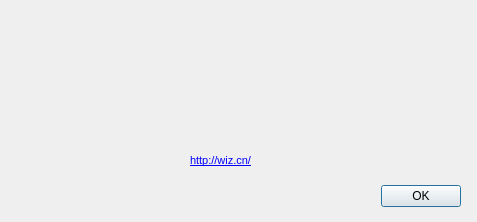
This is src/ui/wizaboutdialog.ui in WizTeam/WizQTClient as Qt 5 draws it before an edit. The edited form follows.
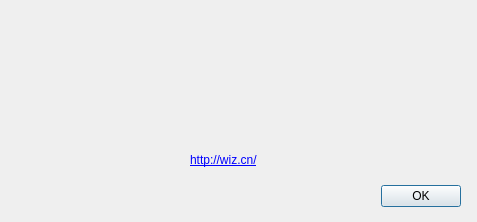
This is the edited form.

What changed in the file:
```diff
--- a/src/ui/wizaboutdialog.ui
+++ b/src/ui/wizaboutdialog.ui
@@ -68,11 +68,7 @@
     </rect>
    </property>
    <property name="text">
-    <string>&lt;!DOCTYPE HTML PUBLIC &quot;-//W3C//DTD HTML 4.0//EN&quot; &quot;http://www.w3.org/TR/REC-html40/strict.dtd&quot;&gt;
-&lt;html&gt;&lt;head&gt;&lt;meta name=&quot;qrichtext&quot; content=&quot;1&quot; /&gt;&lt;style type=&quot;text/css&quot;&gt;
-p, li { white-space: pre-wrap; }
-&lt;/style&gt;&lt;/head&gt;&lt;body style=&quot; font-family:'MS Shell Dlg 2'; font-size:8.25pt; font-weight:400; font-style:normal;&quot;&gt;
-&lt;p style=&quot; margin-top:0px; margin-bottom:0px; margin-left:0px; margin-right:0px; -qt-block-indent:0; text-indent:0px;&quot;&gt;&lt;a href=&quot;http://www.wiz.cn/&quot;&gt;&lt;span style=&quot; text-decoration: underline; color:#0000ff;&quot;&gt;http://wiz.cn/&lt;/span&gt;&lt;/a&gt;&lt;/p&gt;&lt;/body&gt;&lt;/html&gt;</string>
+    <string>&lt;a href=&quot;http://www.wiz.cn/&quot;&gt;http://wiz.cn/&lt;/a&gt;</string>
    </property>
    <property name="textFormat">
     <enum>Qt::AutoText</enum>
```
